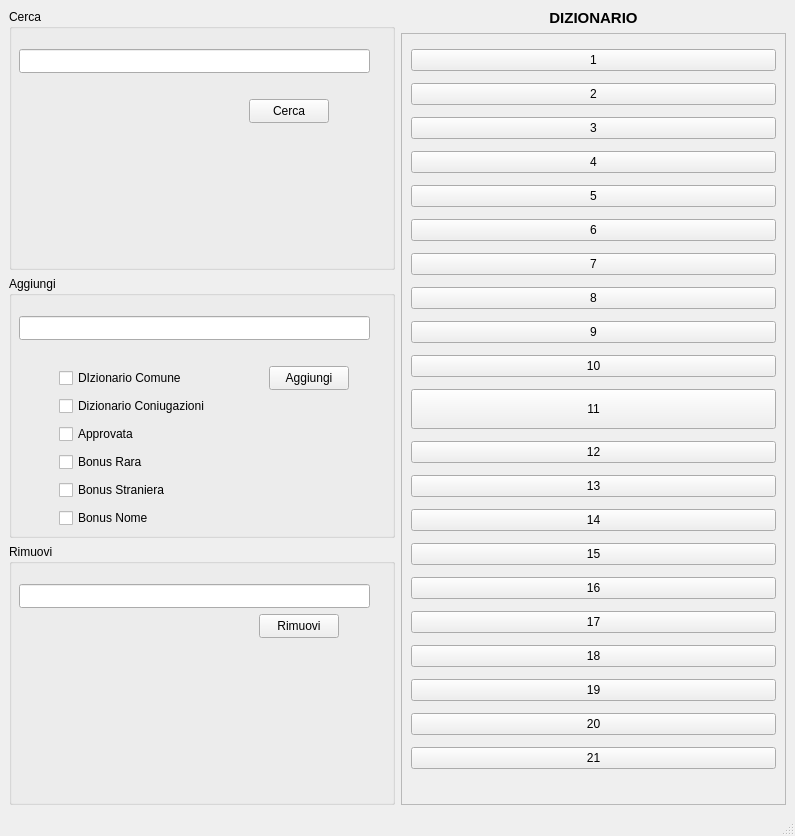
First picture: the form in modificadizionario.ui, repository MarcoRizz/quadrati_JSON_generator, before the edit.
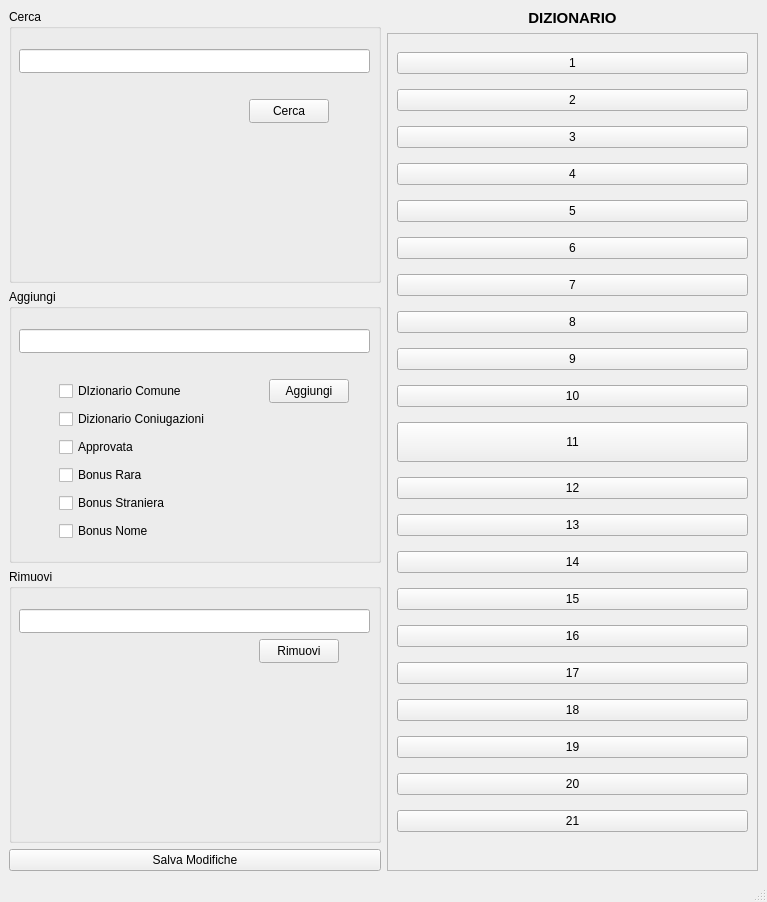
Second picture: the form after the edit. Custom widgets are drawn as their Qt base class.

Commit message: salva modifiche del dizionario

The edit to the form file:
```diff
--- a/modificadizionario.ui
+++ b/modificadizionario.ui
@@ -6,8 +6,8 @@
    <rect>
     <x>0</x>
     <y>0</y>
-    <width>795</width>
-    <height>836</height>
+    <width>767</width>
+    <height>902</height>
    </rect>
   </property>
   <property name="windowTitle">
@@ -19,6 +19,12 @@
      <layout class="QVBoxLayout" name="verticalLayout">
       <item>
        <widget class="QGroupBox" name="groupBox">
+        <property name="sizePolicy">
+         <sizepolicy hsizetype="Preferred" vsizetype="Minimum">
+          <horstretch>0</horstretch>
+          <verstretch>0</verstretch>
+         </sizepolicy>
+        </property>
         <property name="title">
          <string>Cerca</string>
         </property>
@@ -161,6 +167,13 @@
         </widget>
        </widget>
       </item>
+      <item>
+       <widget class="QPushButton" name="btn_salva">
+        <property name="text">
+         <string>Salva Modifiche</string>
+        </property>
+       </widget>
+      </item>
      </layout>
     </item>
     <item>
@@ -209,8 +222,8 @@
           <rect>
            <x>0</x>
            <y>0</y>
-           <width>381</width>
-           <height>745</height>
+           <width>367</width>
+           <height>811</height>
           </rect>
          </property>
          <property name="sizePolicy">
```
Left out of the diff: 8 changed lines with no effect on the pictures. The commit also changes 3 other files.
